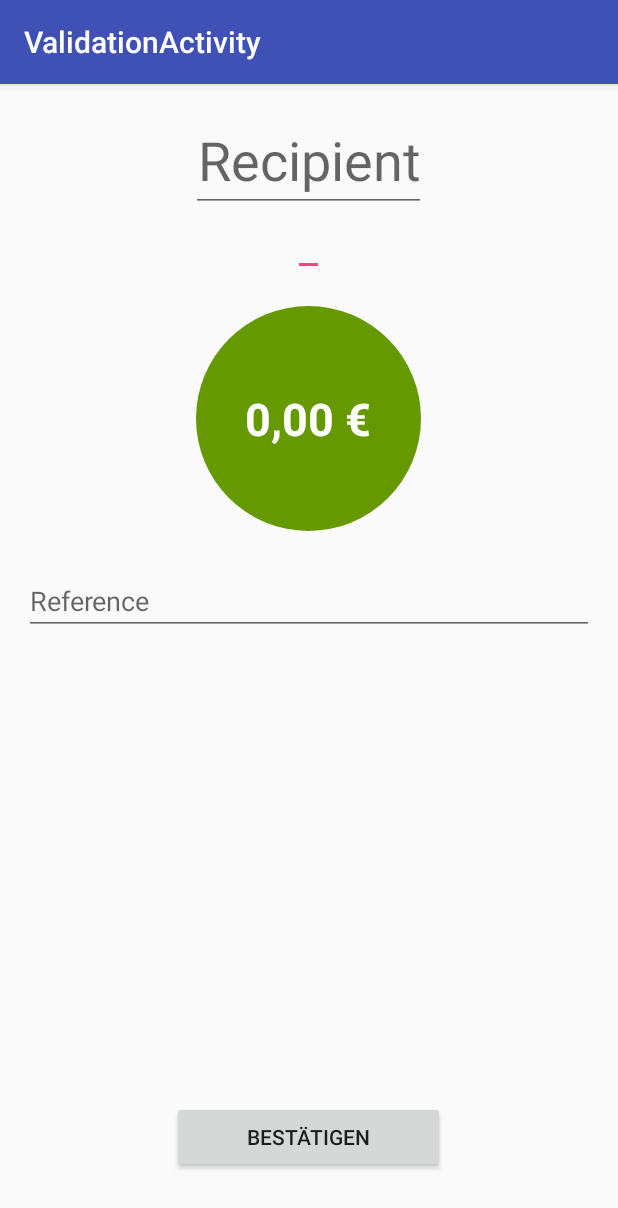
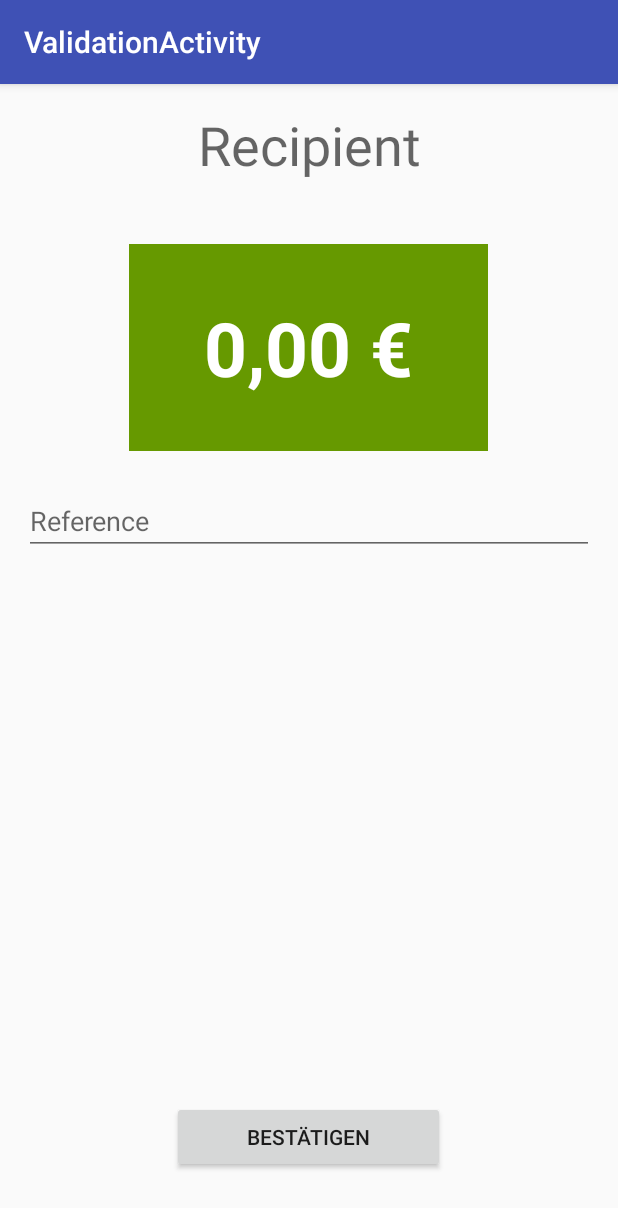
Before and after one commit to kolja-esders/pay-hero, an Android app: the ValidationActivity screen opened directly, with no data from a screen before it, on a phone screen of 412 x 824 dp. Shown: the top 1208 px of the screen. Run offline under Robolectric (Android 15) with nearby library versions, the phone set to English and light mode, and no system bars.

Commit message:
Validation tuned

```diff
--- a/PayHero/app/src/main/java/edu/pietro/team/payhero/ValidationActivity.java
+++ b/PayHero/app/src/main/java/edu/pietro/team/payhero/ValidationActivity.java
@@ -6,11 +6,20 @@ import android.support.design.widget.FloatingActionButton;
 import android.support.design.widget.Snackbar;
 import android.support.v7.app.AppCompatActivity;
 import android.support.v7.widget.Toolbar;
+import android.text.Editable;
+import android.text.TextWatcher;
 import android.util.Log;
+import android.view.KeyEvent;
 import android.view.View;
+import android.view.inputmethod.EditorInfo;
 import android.widget.Button;
 import android.widget.EditText;
 import android.widget.TextView;
+
+import org.apache.commons.lang3.StringUtils;
+
+import java.util.ArrayList;
+import java.util.List;
 
 import edu.pietro.team.payhero.helper.PostHelper;
 
@@ -37,6 +46,56 @@ public class ValidationActivity extends AppCompatActivity {
 
             }
         });
+        final EditText ibanEdit = (EditText) findViewById(R.id.ibanEdit);
+
+        ibanEdit.setOnEditorActionListener(new TextView.OnEditorActionListener() {
+            @Override
+            public boolean onEditorAction(TextView v, int actionId, KeyEvent event) {
+                if (actionId == EditorInfo.IME_ACTION_DONE) {
+                    ibanEdit.getText().toString();
+                    String iban = ibanEdit.getText().toString().replace(" ", "");
+                    //if (StringUtils.countMatches(s.toString(), " ") == ((iban.length() - 1) / 4)) {
+                    //    return;
+                    //}
+                    StringBuilder builder = new StringBuilder();
+                    List<String> tokens = new ArrayList<>();
+                    int i = 4;
+                    while (i < iban.length()) {
+                        tokens.add(iban.substring(i - 4, i));
+                        i += 4;
+                    }
+                    ibanEdit.setText(StringUtils.join(tokens, " "));
+
+                    return true;
+                }
+                return false;
+            }
+        });
+
+
+        /*ibanEdit.addTextChangedListener(new TextWatcher() {
+            public void afterTextChanged(Editable s) {
+                String iban = s.toString().replace(" ", "");
+                if (StringUtils.countMatches(s.toString(), " ") == ((iban.length() - 1) / 4)) {
+                    return;
+                }
+                StringBuilder builder = new StringBuilder();
+                List<String> tokens = new ArrayList<>();
+                int i = 4;
+                while (i < iban.length()) {
+                    tokens.add(iban.substring(i - 4, i));
+                    i += 4;
+                }
+                ibanEdit.setText(StringUtils.join(tokens, " "));
+            }
+            public void beforeTextChanged(CharSequence s, int start,
+                                          int count, int after) {
+            }
+            public void onTextChanged(CharSequence s, int start,
+                                      int before, int count) {
+            }
+        });*/
+
     }
 
     @Override
--- a/PayHero/app/src/main/res/layout/content_validation.xml
+++ b/PayHero/app/src/main/res/layout/content_validation.xml
@@ -6,8 +6,6 @@
     android:layout_width="match_parent"
     android:layout_height="match_parent"
     android:paddingBottom="@dimen/activity_vertical_margin"
-    android:paddingLeft="@dimen/activity_horizontal_margin"
-    android:paddingRight="@dimen/activity_horizontal_margin"
     android:paddingTop="@dimen/activity_vertical_margin"
     app:layout_behavior="@string/appbar_scrolling_view_behavior"
     tools:context="edu.pietro.team.payhero.ValidationActivity"
@@ -34,7 +32,10 @@
         android:gravity="center_vertical|center_horizontal"
         android:layout_below="@+id/nameEdit"
         android:layout_centerHorizontal="true"
-        android:textSize="16sp" />
+        android:textSize="16sp"
+        android:background="@android:color/transparent"
+        android:imeOptions="actionDone"
+        android:inputType="text"/>
 
     <EditText
         android:text="23,45€"
@@ -42,14 +43,16 @@
         android:layout_height="wrap_content"
         android:id="@+id/amountEdit"
         android:gravity="center_vertical|center_horizontal"
-        android:textSize="30sp"
-        android:width="150dp"
-        android:height="150dp"
+        android:textSize="50sp"
+        android:paddingTop="35dp"
+        android:paddingBottom="35dp"
+        android:paddingLeft="50dp"
+        android:paddingRight="50dp"
         android:textStyle="normal|bold"
-        android:background="@drawable/circle_green"
+        android:layout_centerHorizontal="true"
+        android:background="@color/colorAccent"
         android:textColor="@android:color/background_light"
         android:layout_below="@+id/ibanEdit"
-        android:layout_centerHorizontal="true"
         android:layout_marginTop="20dp" />
 
     <EditText
@@ -61,6 +64,8 @@
         android:layout_below="@+id/amountEdit"
         android:layout_alignParentStart="true"
         android:layout_marginTop="24dp"
+        android:layout_marginLeft="@dimen/activity_horizontal_margin"
+        android:layout_marginRight="@dimen/activity_horizontal_margin"
         android:layout_alignParentEnd="true"
         android:hint="Reference" />
 
@@ -73,6 +78,7 @@
         android:textSize="36sp"
         android:layout_alignParentTop="true"
         android:layout_centerHorizontal="true"
-        android:inputType="textPersonName" />
+        android:inputType="textPersonName"
+        android:background="@android:color/transparent"/>
 
 </RelativeLayout>
--- a/PayHero/app/src/main/res/values/colors.xml
+++ b/PayHero/app/src/main/res/values/colors.xml
@@ -2,5 +2,5 @@
 <resources>
     <color name="colorPrimary">#3F51B5</color>
     <color name="colorPrimaryDark">#303F9F</color>
-    <color name="colorAccent">#FF4081</color>
+    <color name="colorAccent">#669900</color>
 </resources>
```
